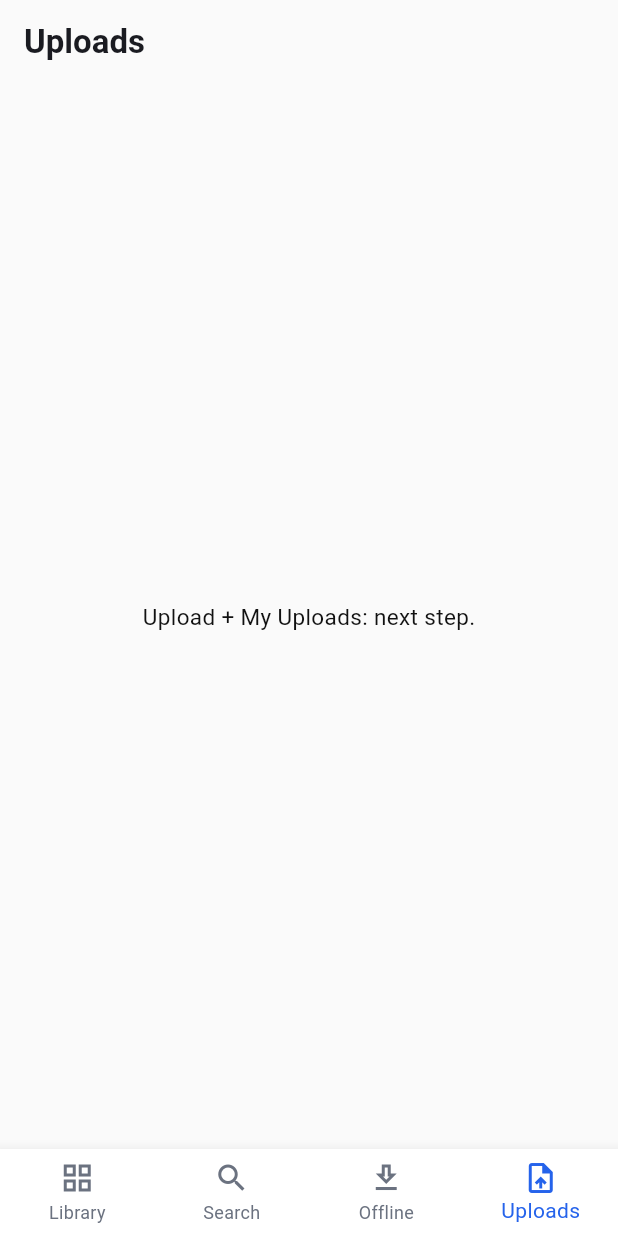
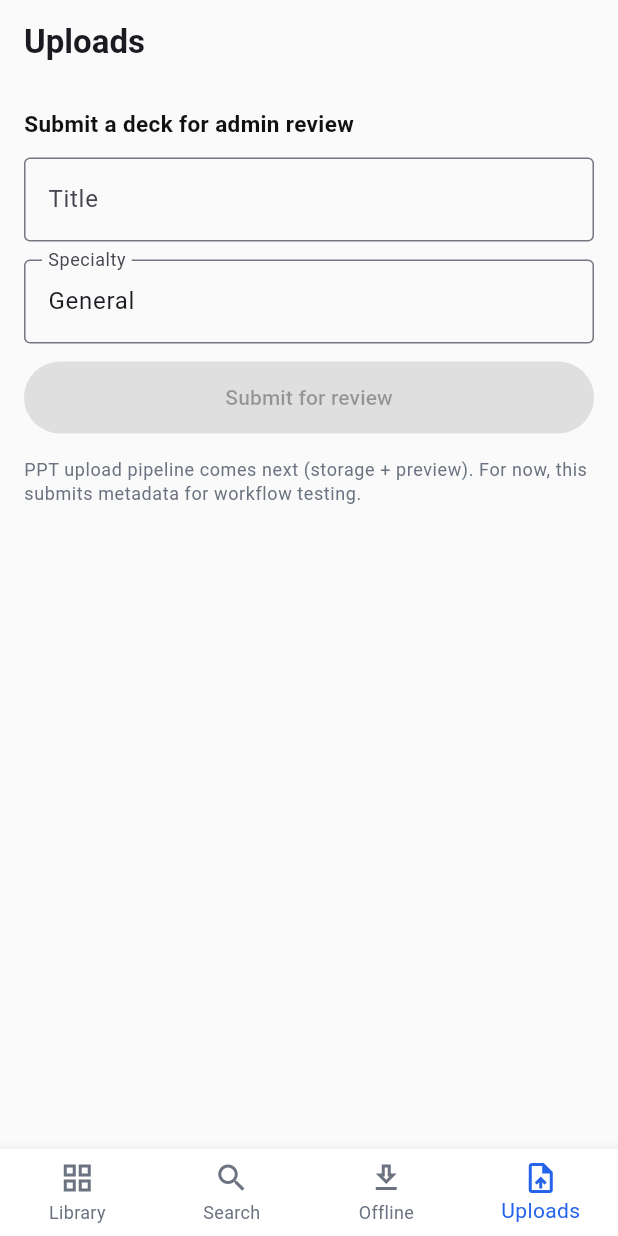
Before and after one commit to alionpax/meddeck, a Flutter app: the screen it shows after launch, item 4 of the bottom bar chosen, on a phone screen of 412 x 824 dp. Run offline on Flutter 3.47's test engine with Material 3 defaults, Android fonts, the phone set to English and light mode, and no system bars; our stand-ins replace cached_network_image, cloud_firestore, firebase_auth, firebase_core, go_router, google_sign_in and 1 more; accounts and stored records are empty.

Commit message:
Backup: working auth, routing, admin review

```diff
--- a/lib/app.dart
+++ b/lib/app.dart
@@ -2,14 +2,21 @@ import 'package:flutter/material.dart';
 import 'package:go_router/go_router.dart';
 
 import 'core/theme.dart';
+
 import 'data/repo/mock_deck_repo.dart';
+import 'data/repo/firestore_deck_repo.dart';
+
 import 'features/auth/auth_gate.dart';
 import 'features/auth/signup_screen.dart';
+
 import 'features/deck/deck_detail_screen.dart';
 import 'features/viewer/slide_viewer_screen.dart';
+
 import 'features/offline/offline_screen.dart';
 import 'features/uploads/uploads_screen.dart';
 import 'features/settings/settings_screen.dart';
+
+import 'features/review/review_screen.dart';
 
 final _repo = MockDeckRepo();
 
@@ -23,6 +30,7 @@ class MedDeckApp extends StatelessWidget {
         ShellRoute(
           builder: (context, state, child) => _ScaffoldShell(child: child),
           routes: [
+            // Home: AuthGate (Login -> Library)
             GoRoute(
               path: '/',
               builder: (context, state) => AuthGate(repo: _repo),
@@ -39,15 +47,42 @@ class MedDeckApp extends StatelessWidget {
                   builder: (context, state) => SlideViewerScreen(
                     repo: _repo,
                     deckId: state.pathParameters['id']!,
-                    initialIndex: int.tryParse(state.uri.queryParameters['i'] ?? '0') ?? 0,
+                    initialIndex:
+                        int.tryParse(state.uri.queryParameters['i'] ?? '0') ?? 0,
                   ),
                 ),
               ],
             ),
-            GoRoute(path: '/signup', builder: (context, state) => const SignupScreen()),
-            GoRoute(path: '/offline', builder: (context, state) => OfflineScreen(repo: _repo)),
-            GoRoute(path: '/uploads', builder: (context, state) => const UploadsScreen()),
-            GoRoute(path: '/settings', builder: (context, state) => const SettingsScreen()),
+
+            // ✅✅✅ ADMIN REVIEW ROUTE (absolute path)
+            GoRoute(
+              path: '/review',
+              builder: (context, state) => ReviewScreen(
+                repo: FirestoreDeckRepo(),
+              ),
+            ),
+
+            // Auth
+            GoRoute(
+              path: '/signup',
+              builder: (context, state) => const SignupScreen(),
+            ),
+
+            // Tabs
+            GoRoute(
+              path: '/offline',
+              builder: (context, state) => OfflineScreen(repo: _repo),
+            ),
+            GoRoute(
+              path: '/uploads',
+              builder: (context, state) => const UploadsScreen(),
+            ),
+
+            // Settings
+            GoRoute(
+              path: '/settings',
+              builder: (context, state) => const SettingsScreen(),
+            ),
           ],
         ),
       ],
@@ -68,7 +103,7 @@ class _ScaffoldShell extends StatelessWidget {
   int _indexForLocation(String loc) {
     if (loc.startsWith('/offline')) return 2;
     if (loc.startsWith('/uploads')) return 3;
-    return 0;
+    return 0; // Library (and other routes)
   }
 
   @override
@@ -82,17 +117,37 @@ class _ScaffoldShell extends StatelessWidget {
         currentIndex: idx,
         onTap: (i) {
           switch (i) {
-            case 0: context.go('/'); break;
-            case 1: context.go('/'); break; // Search placeholder
-            case 2: context.go('/offline'); break;
-            case 3: context.go('/uploads'); break;
+            case 0:
+              context.go('/');
+              break;
+            case 1:
+              context.go('/'); // search placeholder
+              break;
+            case 2:
+              context.go('/offline');
+              break;
+            case 3:
+              context.go('/uploads');
+              break;
           }
         },
         items: const [
-          BottomNavigationBarItem(icon: Icon(Icons.grid_view_outlined), label: 'Library'),
-          BottomNavigationBarItem(icon: Icon(Icons.search_outlined), label: 'Search'),
-          BottomNavigationBarItem(icon: Icon(Icons.download_outlined), label: 'Offline'),
-          BottomNavigationBarItem(icon: Icon(Icons.upload_file_outlined), label: 'Uploads'),
+          BottomNavigationBarItem(
+            icon: Icon(Icons.grid_view_outlined),
+            label: 'Library',
+          ),
+          BottomNavigationBarItem(
+            icon: Icon(Icons.search_outlined),
+            label: 'Search',
+          ),
+          BottomNavigationBarItem(
+            icon: Icon(Icons.download_outlined),
+            label: 'Offline',
+          ),
+          BottomNavigationBarItem(
+            icon: Icon(Icons.upload_file_outlined),
+            label: 'Uploads',
+          ),
         ],
       ),
     );
--- /dev/null
+++ b/lib/data/repo/firestore_deck_repo.dart
@@ -0,0 +1,70 @@
+import 'package:cloud_firestore/cloud_firestore.dart';
+import '../models/deck.dart';
+
+class FirestoreDeckRepo {
+  final _db = FirebaseFirestore.instance;
+
+  CollectionReference<Map<String, dynamic>> get _col => _db.collection('decks');
+
+  Future<List<Deck>> listApprovedDecks() async {
+    final q = await _col
+        .where('status', isEqualTo: 'approved')
+        .orderBy('createdAt', descending: true)
+        .get();
+
+    return q.docs.map(_fromDoc).toList();
+  }
+
+  Future<List<Deck>> listPendingDecks() async {
+    final q = await _col
+        .where('status', isEqualTo: 'pending')
+        .orderBy('createdAt', descending: true)
+        .get();
+
+    return q.docs.map(_fromDoc).toList();
+  }
+
+  /// For now this creates a "metadata-only" deck entry for workflow testing.
+  /// Later we'll attach PPT upload + slide image generation.
+  Future<void> createPendingDeck({
+    required String title,
+    required String specialty,
+    required String ownerUid,
+  }) async {
+    await _col.add({
+      'title': title.trim(),
+      'specialty': specialty.trim(),
+      'status': 'pending',
+      'ownerUid': ownerUid,
+      'createdAt': FieldValue.serverTimestamp(),
+      'updatedAt': FieldValue.serverTimestamp(),
+
+      // Fields required by your Deck model:
+      'slideCount': 0,
+      'source': 'user',
+      'coverImageUrl': '',
+      'slideImageUrls': <String>[],
+    });
+  }
+
+  Future<void> setStatus(String deckId, String status) async {
+    await _col.doc(deckId).set({
+      'status': status,
+      'updatedAt': FieldValue.serverTimestamp(),
+    }, SetOptions(merge: true));
+  }
+
+  Deck _fromDoc(QueryDocumentSnapshot<Map<String, dynamic>> d) {
+    final m = d.data();
+
+    return Deck(
+      id: d.id,
+      title: (m['title'] as String?) ?? 'Untitled',
+      specialty: (m['specialty'] as String?) ?? 'General',
+      slideCount: (m['slideCount'] as int?) ?? 0,
+      source: (m['source'] as String?) ?? 'unknown',
+      coverImageUrl: (m['coverImageUrl'] as String?) ?? '',
+      slideImageUrls: List<String>.from((m['slideImageUrls'] as List?) ?? const []),
+    );
+  }
+}
--- a/lib/features/uploads/uploads_screen.dart
+++ b/lib/features/uploads/uploads_screen.dart
@@ -1,13 +1,90 @@
+import 'package:firebase_auth/firebase_auth.dart';
 import 'package:flutter/material.dart';
+import '../../data/repo/firestore_deck_repo.dart';
 
-class UploadsScreen extends StatelessWidget {
+class UploadsScreen extends StatefulWidget {
   const UploadsScreen({super.key});
 
   @override
+  State<UploadsScreen> createState() => _UploadsScreenState();
+}
+
+class _UploadsScreenState extends State<UploadsScreen> {
+  final _repo = FirestoreDeckRepo();
+  final _title = TextEditingController();
+  final _specialty = TextEditingController(text: 'General');
+  bool _loading = false;
+  String? _msg;
+
+  @override
+  void dispose() {
+    _title.dispose();
+    _specialty.dispose();
+    super.dispose();
+  }
+
+  @override
   Widget build(BuildContext context) {
+    final user = FirebaseAuth.instance.currentUser;
+
     return Scaffold(
       appBar: AppBar(title: const Text('Uploads')),
-      body: const Center(child: Text('Upload + My Uploads: next step.')),
+      body: ListView(
+        padding: const EdgeInsets.all(16),
+        children: [
+          const Text('Submit a deck for admin review', style: TextStyle(fontWeight: FontWeight.w600)),
+          const SizedBox(height: 12),
+          TextField(
+            controller: _title,
+            decoration: const InputDecoration(
+              labelText: 'Title',
+              border: OutlineInputBorder(),
+            ),
+          ),
+          const SizedBox(height: 12),
+          TextField(
+            controller: _specialty,
+            decoration: const InputDecoration(
+              labelText: 'Specialty',
+              border: OutlineInputBorder(),
+            ),
+          ),
+          const SizedBox(height: 12),
+          SizedBox(
+            height: 48,
+            child: FilledButton(
+              onPressed: (user == null || _loading) ? null : () async {
+                setState(() { _loading = true; _msg = null; });
+                try {
+                  await _repo.createPendingDeck(
+                    title: _title.text,
+                    specialty: _specialty.text,
+                    ownerUid: user.uid,
+                  );
+                  _title.clear();
+                  setState(() { _msg = 'Submitted. Awaiting approval.'; });
+                } catch (e) {
+                  setState(() { _msg = 'Failed: $e'; });
+                } finally {
+                  if (mounted) setState(() { _loading = false; });
+                }
+              },
+              child: _loading
+                  ? const SizedBox(height: 18, width: 18, child: CircularProgressIndicator(strokeWidth: 2))
+                  : const Text('Submit for review'),
+            ),
+          ),
+          if (_msg != null) ...[
+            const SizedBox(height: 12),
+            Text(_msg!),
+          ],
+          const SizedBox(height: 16),
+          Text(
+            'PPT upload pipeline comes next (storage + preview). For now, this submits metadata for workflow testing.',
+            style: Theme.of(context).textTheme.bodySmall,
+          ),
+        ],
+      ),
     );
   }
 }
--- a/pubspec.yaml
+++ b/pubspec.yaml
@@ -8,6 +8,8 @@ environment:
   sdk: '^3.10.0'
 
 dependencies:
+
+  cloud_firestore: ^5.6.0
   flutter:
     sdk: flutter
 
```
Also changed, not shown: lib/data/repo/user_repo.dart (added, +34 -0 lines), lib/features/auth/auth_gate.dart (+19 -2 lines), lib/features/library/library_screen.dart (+32 -6 lines), lib/features/review/review_screen.dart (added, +82 -0 lines), pubspec.lock, 5 other files.
